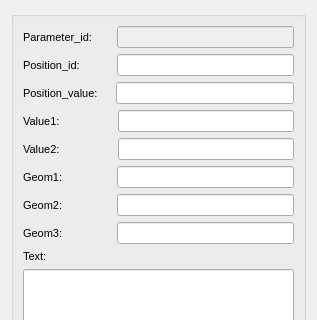
Qt form ui/event_ud_arc_rehabit.ui (Giswater/giswater_qgis_plugin) before a commit; both pictures show x 0 to 317 and y 0 to 320 of the 317 by 538 pixel window.
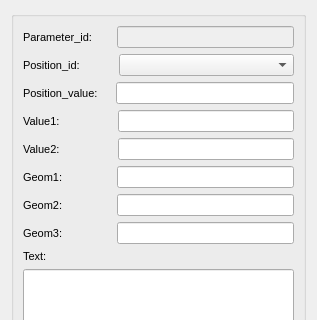
The same form after that commit.

The edit to the form file:
```diff
--- a/ui/event_ud_arc_rehabit.ui
+++ b/ui/event_ud_arc_rehabit.ui
@@ -70,6 +70,12 @@
        <layout class="QHBoxLayout" name="horizontalLayout_2">
         <item>
          <widget class="QLabel" name="label_flexunion_code_2">
+          <property name="maximumSize">
+           <size>
+            <width>90</width>
+            <height>16777215</height>
+           </size>
+          </property>
           <property name="font">
            <font>
             <pointsize>8</pointsize>
@@ -99,8 +105,8 @@
          </widget>
         </item>
         <item>
-         <widget class="QLineEdit" name="position_id">
-          <property name="frame">
+         <widget class="QComboBox" name="position_id">
+          <property name="enabled">
            <bool>true</bool>
           </property>
          </widget>
```
Left out of the diff: 42 changed lines with no effect on the pictures.
